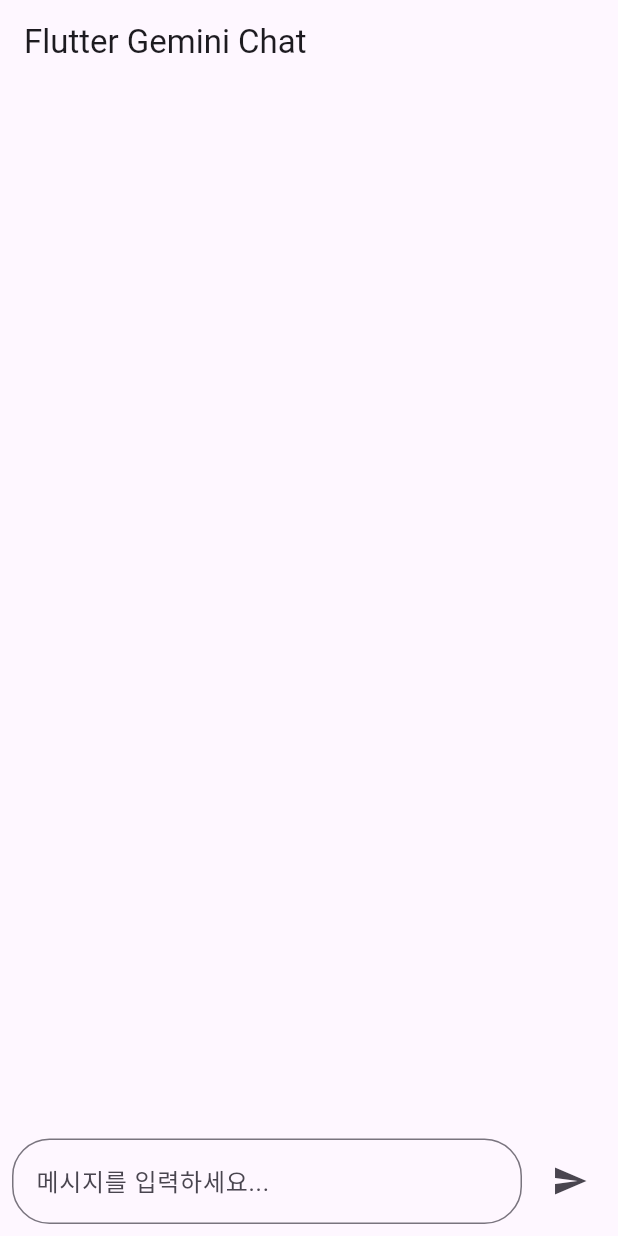
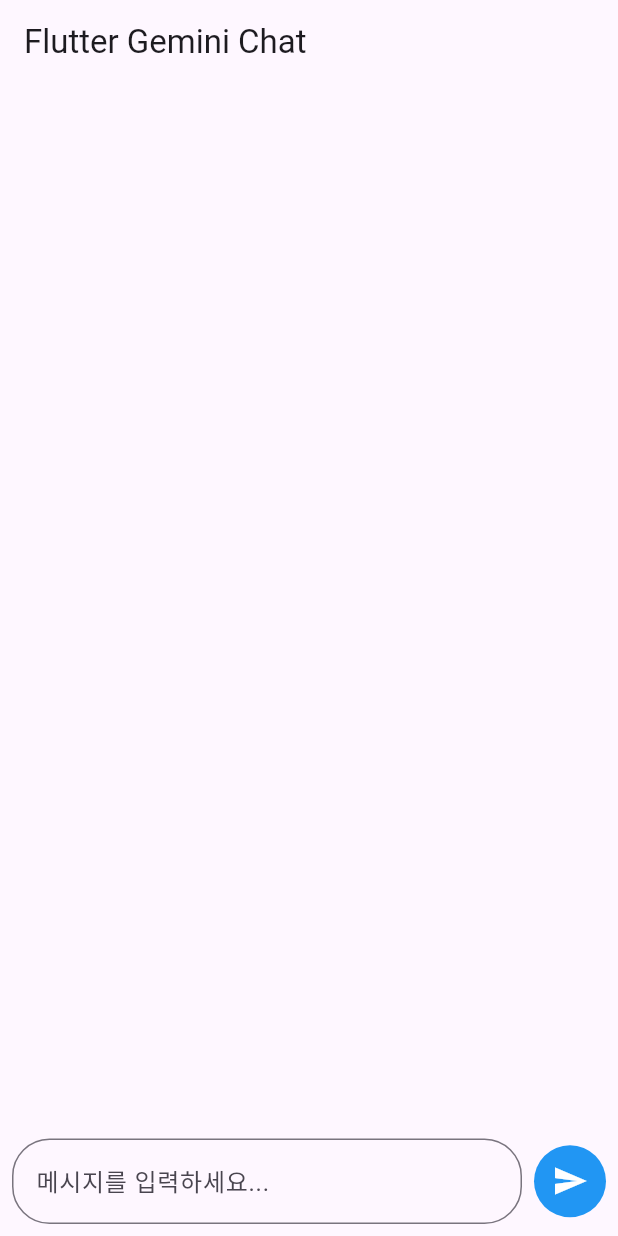
Before and after one commit to kimilguk19/ai_live, a Flutter app: the screen it shows after launch, after a tap on the "send" icon, on a phone screen of 412 x 824 dp. Run offline on Flutter 3.47's test engine with Material 3 defaults, Android fonts, the phone set to English and light mode, and no system bars; our stand-ins replace flutter_dotenv, flutter_markdown, google_generative_ai.

Commit message:
11주차 02교시 강의 소스

```diff
--- a/lib/main.dart
+++ b/lib/main.dart
@@ -1,10 +1,14 @@
 import 'package:flutter/material.dart';
 import 'package:google_generative_ai/google_generative_ai.dart';
+import 'package:flutter_dotenv/flutter_dotenv.dart'; // 외부 파일에 API 키 관리
+import 'package:flutter_markdown/flutter_markdown.dart'; // 마크다운 렌더링(화면출력)
 
 // TODO: 여기에 실제 API 키를 입력하세요. (보안상 주의!)
-const String apiKey = 'YOUR_API_KEY';
+// const String apiKey = 'YOUR_API_KEY';
 
-void main() {
+void main() async {
+  // .env 파일에서 환경(environment) 변수를 로드합니다
+  await dotenv.load(fileName: 'assets/.env');
   runApp(const MyApp());
 }
 
@@ -37,7 +41,7 @@ class ChatScreen extends StatefulWidget {
 
 class _ChatScreenState extends State<ChatScreen> {
   final TextEditingController _textController = TextEditingController();
-  final List<ChatMessage> _messages = [];
+  final List<ChatMessage> _messages = []; // 사용자 및 모델 메시지를 저장할 목록
   late final GenerativeModel _model;
   late final ChatSession _chat;
   bool _isLoading = false;
@@ -45,6 +49,13 @@ class _ChatScreenState extends State<ChatScreen> {
   @override
   void initState() {
     super.initState();
+    var apiKey = dotenv.env['GEMINI_API_KEY']; // var형은 null값도 가능하다.
+    if(apiKey == null) {
+      // API 키가 없는 경우 처리 (예: 오류 메시지 표시)
+      print('API 키를 찾을 수 없습니다.');
+      // 앱을 계속 진행하지 못하도록 예외를 던지거나 사용자에게 알릴 수 있습니다.
+      throw Exception('GEMINI_API_KEY 환경 변수가 설정되지 않았습니다.');
+    }
     _model = GenerativeModel(
       model: 'gemini-2.5-flash', // 사용할 모델
       apiKey: apiKey,
@@ -100,6 +111,12 @@ class _ChatScreenState extends State<ChatScreen> {
                   icon: const Icon(Icons.send),
                   onPressed: _isLoading ? null : () =>
                       _sendMessage(_textController.text),
+                  style: IconButton.styleFrom(
+                    backgroundColor: Colors.blue,
+                    foregroundColor: Colors.white,
+                    shape: const CircleBorder(),
+                    padding: const EdgeInsets.all(12.0),
+                  ),
                 ),
               ],
             ),
@@ -190,7 +207,13 @@ class ChatBubble extends StatelessWidget {
           color: isUser ? Colors.blue[100] : Colors.grey[300],
           borderRadius: BorderRadius.circular(12.0),
         ),
-        child: Text(message),
+        //child: Text(message), // 기존 텍스트 위젯을 주석 처리하고 아래코드 사용
+        // Markdown 위젯을 사용하여 텍스트를 렌더링합니다.
+        // 이렇게 하면 Gemini가 반환하는 마크다운 형식을 올바르게 표시할 수 있습니다.
+        child: MarkdownBody(
+          data: message,
+          selectable: true, // 텍스트를 선택할 수 있도록 설정
+        ),
       ),
     );
   }
--- a/pubspec.yaml
+++ b/pubspec.yaml
@@ -31,6 +31,8 @@ dependencies:
   flutter:
     sdk: flutter
   google_generative_ai: ^0.4.6
+  flutter_dotenv: ^6.0.0 # 외부 파일에 API 키 관리
+  flutter_markdown: ^0.7.0 # 마크다운 렌더링(화면출력)
   # The following adds the Cupertino Icons font to your application.
   # Use with the CupertinoIcons class for iOS style icons.
   cupertino_icons: ^1.0.8
@@ -58,6 +60,9 @@ flutter:
   uses-material-design: true
 
   # To add assets to your application, add an assets section, like this:
+  # GEMINI_API_KEY='require KeyValue' in assets/.env file
+  assets:
+    - assets/.env
   # assets:
   #   - images/a_dot_burr.jpeg
   #   - images/a_dot_ham.jpeg
```
Also changed, not shown: pubspec.lock, 3 other files.
